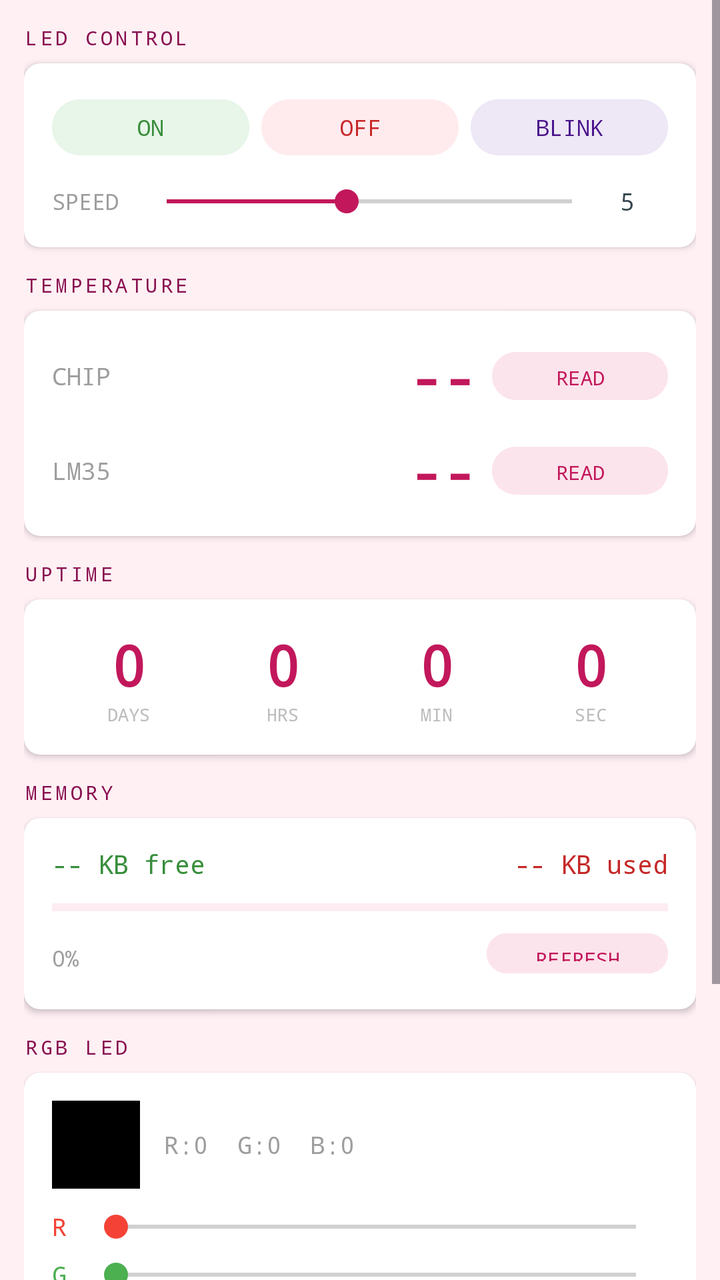
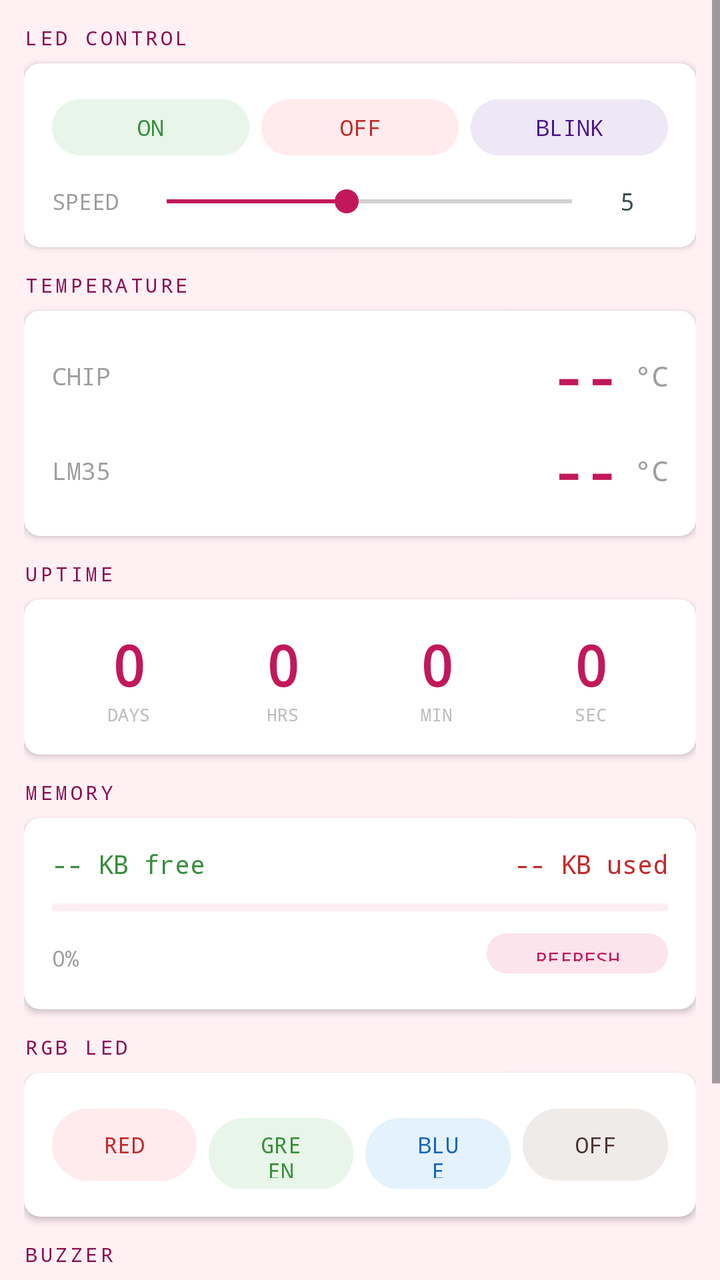

An Android layout rendered at two revisions. The XML below is the earlier revision; the diff shows what the commit changed to produce the second picture.
<!-- AndroidManifest.xml: application theme Theme.ESP32_valdymas -->
<!-- res/layout/fragment_dashboard.xml -->
<?xml version="1.0" encoding="utf-8"?>
<ScrollView xmlns:android="http://schemas.android.com/apk/res/android"
    xmlns:app="http://schemas.android.com/apk/res-auto"
    android:layout_width="match_parent" android:layout_height="match_parent"
    android:background="#FFF0F4">

    <LinearLayout android:layout_width="match_parent" android:layout_height="wrap_content"
        android:orientation="vertical" android:padding="12dp">

        
        <TextView android:layout_width="wrap_content" android:layout_height="wrap_content"
            android:text="LED CONTROL" android:textColor="#880E4F" android:textSize="10sp"
            android:fontFamily="monospace" android:letterSpacing="0.15" android:layout_marginBottom="6dp"/>

        <androidx.cardview.widget.CardView android:layout_width="match_parent"
            android:layout_height="wrap_content" android:layout_marginBottom="12dp"
            app:cardBackgroundColor="#FFFFFF" app:cardCornerRadius="8dp" app:cardElevation="2dp">
            <LinearLayout android:layout_width="match_parent" android:layout_height="wrap_content"
                android:orientation="vertical" android:padding="14dp">

                <LinearLayout android:layout_width="match_parent" android:layout_height="wrap_content"
                    android:orientation="horizontal" android:layout_marginBottom="10dp">
                    <Button android:id="@+id/bLedOn" android:layout_width="0dp"
                        android:layout_height="36dp" android:layout_weight="1" android:layout_marginEnd="6dp"
                        android:text="ON" android:textSize="11sp" android:fontFamily="monospace"
                        android:backgroundTint="#E8F5E9" android:textColor="#388E3C"/>
                    <Button android:id="@+id/bLedOff" android:layout_width="0dp"
                        android:layout_height="36dp" android:layout_weight="1" android:layout_marginEnd="6dp"
                        android:text="OFF" android:textSize="11sp" android:fontFamily="monospace"
                        android:backgroundTint="#FFEBEE" android:textColor="#C62828"/>
                    <Button android:id="@+id/bLedBlink" android:layout_width="0dp"
                        android:layout_height="36dp" android:layout_weight="1"
                        android:text="BLINK" android:textSize="11sp" android:fontFamily="monospace"
                        android:backgroundTint="#EDE7F6" android:textColor="#4A148C"/>
                </LinearLayout>

                <LinearLayout android:layout_width="match_parent" android:layout_height="wrap_content"
                    android:orientation="horizontal" android:gravity="center_vertical">
                    <TextView android:layout_width="wrap_content" android:layout_height="wrap_content"
                        android:text="SPEED" android:textColor="#9E9E9E" android:textSize="11sp"
                        android:fontFamily="monospace" android:layout_marginEnd="8dp"/>
                    <SeekBar android:id="@+id/seekBlinkSpeed" android:layout_width="0dp"
                        android:layout_height="wrap_content" android:layout_weight="1"
                        android:max="9" android:progress="4"
                        android:progressTint="#C2185B" android:thumbTint="#C2185B"
                        android:layout_marginEnd="8dp"/>
                    <TextView android:id="@+id/tvBlinkSpeed" android:layout_width="24dp"
                        android:layout_height="wrap_content" android:text="5"
                        android:textColor="#37474F" android:textSize="12sp" android:fontFamily="monospace"/>
                </LinearLayout>
            </LinearLayout>
        </androidx.cardview.widget.CardView>

        
        <TextView android:layout_width="wrap_content" android:layout_height="wrap_content"
            android:text="TEMPERATURE" android:textColor="#880E4F" android:textSize="10sp"
            android:fontFamily="monospace" android:letterSpacing="0.15" android:layout_marginBottom="6dp"/>

        <androidx.cardview.widget.CardView android:layout_width="match_parent"
            android:layout_height="wrap_content" android:layout_marginBottom="12dp"
            app:cardBackgroundColor="#FFFFFF" app:cardCornerRadius="8dp" app:cardElevation="2dp">
            <LinearLayout android:layout_width="match_parent" android:layout_height="wrap_content"
                android:orientation="vertical" android:padding="14dp">

                <LinearLayout android:layout_width="match_parent" android:layout_height="wrap_content"
                    android:orientation="horizontal" android:gravity="center_vertical"
                    android:layout_marginBottom="10dp">
                    <TextView android:layout_width="0dp" android:layout_height="wrap_content"
                        android:layout_weight="1" android:text="CHIP" android:textColor="#9E9E9E"
                        android:textSize="12sp" android:fontFamily="monospace"/>
                    <TextView android:id="@+id/tvChipTemp" android:layout_width="wrap_content"
                        android:layout_height="wrap_content" android:text="--"
                        android:textColor="#C2185B" android:textSize="28sp"
                        android:fontFamily="monospace" android:textStyle="bold"
                        android:layout_marginEnd="8dp"/>
                    <Button android:id="@+id/bReqChipTemp" android:layout_width="wrap_content"
                        android:layout_height="32dp" android:text="READ"
                        android:textSize="10sp" android:fontFamily="monospace"
                        android:backgroundTint="#FCE4EC" android:textColor="#C2185B"/>
                </LinearLayout>

                <LinearLayout android:layout_width="match_parent" android:layout_height="wrap_content"
                    android:orientation="horizontal" android:gravity="center_vertical">
                    <TextView android:layout_width="0dp" android:layout_height="wrap_content"
                        android:layout_weight="1" android:text="LM35" android:textColor="#9E9E9E"
                        android:textSize="12sp" android:fontFamily="monospace"/>
                    <TextView android:id="@+id/tvLm35Temp" android:layout_width="wrap_content"
                        android:layout_height="wrap_content" android:text="--"
                        android:textColor="#C2185B" android:textSize="28sp"
                        android:fontFamily="monospace" android:textStyle="bold"
                        android:layout_marginEnd="8dp"/>
                    <Button android:id="@+id/bReqLm35" android:layout_width="wrap_content"
                        android:layout_height="32dp" android:text="READ"
                        android:textSize="10sp" android:fontFamily="monospace"
                        android:backgroundTint="#FCE4EC" android:textColor="#C2185B"/>
                </LinearLayout>
            </LinearLayout>
        </androidx.cardview.widget.CardView>

        
        <TextView android:layout_width="wrap_content" android:layout_height="wrap_content"
            android:text="UPTIME" android:textColor="#880E4F" android:textSize="10sp"
            android:fontFamily="monospace" android:letterSpacing="0.15" android:layout_marginBottom="6dp"/>

        <androidx.cardview.widget.CardView android:layout_width="match_parent"
            android:layout_height="wrap_content" android:layout_marginBottom="12dp"
            app:cardBackgroundColor="#FFFFFF" app:cardCornerRadius="8dp" app:cardElevation="2dp">
            <LinearLayout android:layout_width="match_parent" android:layout_height="wrap_content"
                android:orientation="horizontal" android:padding="14dp" android:gravity="center">

                
                <LinearLayout android:layout_width="0dp" android:layout_height="wrap_content"
                    android:layout_weight="1" android:orientation="vertical" android:gravity="center">
                    <TextView android:id="@+id/tvUptimeDays" android:layout_width="wrap_content"
                        android:layout_height="wrap_content" android:text="0"
                        android:textColor="#C2185B" android:textSize="28sp"
                        android:fontFamily="monospace" android:textStyle="bold"/>
                    <TextView android:layout_width="wrap_content" android:layout_height="wrap_content"
                        android:text="DAYS" android:textColor="#BDBDBD" android:textSize="9sp" android:fontFamily="monospace"/>
                </LinearLayout>
                
                <LinearLayout android:layout_width="0dp" android:layout_height="wrap_content"
                    android:layout_weight="1" android:orientation="vertical" android:gravity="center">
                    <TextView android:id="@+id/tvUptimeHours" android:layout_width="wrap_content"
                        android:layout_height="wrap_content" android:text="0"
                        android:textColor="#C2185B" android:textSize="28sp"
                        android:fontFamily="monospace" android:textStyle="bold"/>
                    <TextView android:layout_width="wrap_content" android:layout_height="wrap_content"
                        android:text="HRS" android:textColor="#BDBDBD" android:textSize="9sp" android:fontFamily="monospace"/>
                </LinearLayout>
                
                <LinearLayout android:layout_width="0dp" android:layout_height="wrap_content"
                    android:layout_weight="1" android:orientation="vertical" android:gravity="center">
                    <TextView android:id="@+id/tvUptimeMinutes" android:layout_width="wrap_content"
                        android:layout_height="wrap_content" android:text="0"
                        android:textColor="#C2185B" android:textSize="28sp"
                        android:fontFamily="monospace" android:textStyle="bold"/>
                    <TextView android:layout_width="wrap_content" android:layout_height="wrap_content"
                        android:text="MIN" android:textColor="#BDBDBD" android:textSize="9sp" android:fontFamily="monospace"/>
                </LinearLayout>
                
                <LinearLayout android:layout_width="0dp" android:layout_height="wrap_content"
                    android:layout_weight="1" android:orientation="vertical" android:gravity="center">
                    <TextView android:id="@+id/tvUptimeSeconds" android:layout_width="wrap_content"
                        android:layout_height="wrap_content" android:text="0"
                        android:textColor="#C2185B" android:textSize="28sp"
                        android:fontFamily="monospace" android:textStyle="bold"/>
                    <TextView android:layout_width="wrap_content" android:layout_height="wrap_content"
                        android:text="SEC" android:textColor="#BDBDBD" android:textSize="9sp" android:fontFamily="monospace"/>
                </LinearLayout>
            </LinearLayout>
        </androidx.cardview.widget.CardView>

        
        <TextView android:layout_width="wrap_content" android:layout_height="wrap_content"
            android:text="MEMORY" android:textColor="#880E4F" android:textSize="10sp"
            android:fontFamily="monospace" android:letterSpacing="0.15" android:layout_marginBottom="6dp"/>

        <androidx.cardview.widget.CardView android:layout_width="match_parent"
            android:layout_height="wrap_content" android:layout_marginBottom="12dp"
            app:cardBackgroundColor="#FFFFFF" app:cardCornerRadius="8dp" app:cardElevation="2dp">
            <LinearLayout android:layout_width="match_parent" android:layout_height="wrap_content"
                android:orientation="vertical" android:padding="14dp">
                <LinearLayout android:layout_width="match_parent" android:layout_height="wrap_content"
                    android:orientation="horizontal" android:layout_marginBottom="8dp">
                    <TextView android:id="@+id/tvMemFree" android:layout_width="0dp"
                        android:layout_height="wrap_content" android:layout_weight="1"
                        android:text="-- KB free" android:textColor="#388E3C"
                        android:textSize="13sp" android:fontFamily="monospace"/>
                    <TextView android:id="@+id/tvMemUsed" android:layout_width="wrap_content"
                        android:layout_height="wrap_content" android:text="-- KB used"
                        android:textColor="#C62828" android:textSize="13sp" android:fontFamily="monospace"/>
                </LinearLayout>
                <ProgressBar android:id="@+id/progressMem"
                    style="?android:attr/progressBarStyleHorizontal"
                    android:layout_width="match_parent" android:layout_height="10dp"
                    android:max="100" android:progress="0"
                    android:progressTint="#C2185B" android:progressBackgroundTint="#F8BBD0"
                    android:layout_marginBottom="4dp"/>
                <LinearLayout android:layout_width="match_parent" android:layout_height="wrap_content"
                    android:orientation="horizontal">
                    <TextView android:id="@+id/tvMemPercent" android:layout_width="0dp"
                        android:layout_height="wrap_content" android:layout_weight="1"
                        android:text="0%" android:textColor="#9E9E9E"
                        android:textSize="11sp" android:fontFamily="monospace"/>
                    <Button android:id="@+id/bReqMem" android:layout_width="wrap_content"
                        android:layout_height="28dp" android:text="REFRESH"
                        android:textSize="10sp" android:fontFamily="monospace"
                        android:backgroundTint="#FCE4EC" android:textColor="#C2185B"/>
                </LinearLayout>
            </LinearLayout>
        </androidx.cardview.widget.CardView>

        
        <TextView android:layout_width="wrap_content" android:layout_height="wrap_content"
            android:text="RGB LED" android:textColor="#880E4F" android:textSize="10sp"
            android:fontFamily="monospace" android:letterSpacing="0.15" android:layout_marginBottom="6dp"/>

        <androidx.cardview.widget.CardView android:layout_width="match_parent"
            android:layout_height="wrap_content" android:layout_marginBottom="12dp"
            app:cardBackgroundColor="#FFFFFF" app:cardCornerRadius="8dp" app:cardElevation="2dp">
            <LinearLayout android:layout_width="match_parent" android:layout_height="wrap_content"
                android:orientation="vertical" android:padding="14dp">

                <LinearLayout android:layout_width="match_parent" android:layout_height="wrap_content"
                    android:orientation="horizontal" android:gravity="center_vertical"
                    android:layout_marginBottom="10dp">
                    <View android:id="@+id/viewRgbPreview" android:layout_width="44dp"
                        android:layout_height="44dp" android:background="#000000"
                        android:layout_marginEnd="12dp"/>
                    <TextView android:id="@+id/tvRgbVal" android:layout_width="wrap_content"
                        android:layout_height="wrap_content" android:text="R:0  G:0  B:0"
                        android:textColor="#9E9E9E" android:textSize="12sp" android:fontFamily="monospace"/>
                </LinearLayout>

                <LinearLayout android:layout_width="match_parent" android:layout_height="wrap_content"
                    android:orientation="horizontal" android:gravity="center_vertical" android:layout_marginBottom="6dp">
                    <TextView android:layout_width="16dp" android:layout_height="wrap_content"
                        android:text="R" android:textColor="#F44336" android:fontFamily="monospace" android:textSize="12sp"/>
                    <SeekBar android:id="@+id/seekR" android:layout_width="0dp"
                        android:layout_height="wrap_content" android:layout_weight="1"
                        android:max="255" android:progressTint="#F44336" android:thumbTint="#F44336"/>
                </LinearLayout>
                <LinearLayout android:layout_width="match_parent" android:layout_height="wrap_content"
                    android:orientation="horizontal" android:gravity="center_vertical" android:layout_marginBottom="6dp">
                    <TextView android:layout_width="16dp" android:layout_height="wrap_content"
                        android:text="G" android:textColor="#4CAF50" android:fontFamily="monospace" android:textSize="12sp"/>
                    <SeekBar android:id="@+id/seekG" android:layout_width="0dp"
                        android:layout_height="wrap_content" android:layout_weight="1"
                        android:max="255" android:progressTint="#4CAF50" android:thumbTint="#4CAF50"/>
                </LinearLayout>
                <LinearLayout android:layout_width="match_parent" android:layout_height="wrap_content"
                    android:orientation="horizontal" android:gravity="center_vertical">
                    <TextView android:layout_width="16dp" android:layout_height="wrap_content"
                        android:text="B" android:textColor="#2196F3" android:fontFamily="monospace" android:textSize="12sp"/>
                    <SeekBar android:id="@+id/seekB" android:layout_width="0dp"
                        android:layout_height="wrap_content" android:layout_weight="1"
                        android:max="255" android:progressTint="#2196F3" android:thumbTint="#2196F3"/>
                </LinearLayout>
            </LinearLayout>
        </androidx.cardview.widget.CardView>

        
        <TextView android:layout_width="wrap_content" android:layout_height="wrap_content"
            android:text="BUZZER" android:textColor="#880E4F" android:textSize="10sp"
            android:fontFamily="monospace" android:letterSpacing="0.15" android:layout_marginBottom="6dp"/>

        <LinearLayout android:layout_width="match_parent" android:layout_height="wrap_content"
            android:orientation="horizontal" android:layout_marginBottom="12dp">
            <Button android:id="@+id/bBeep" android:layout_width="0dp"
                android:layout_height="wrap_content" android:layout_weight="1"
                android:layout_marginEnd="6dp" android:text="BEEP"
                android:fontFamily="monospace" android:textSize="11sp"
                android:backgroundTint="#E3F2FD" android:textColor="#1565C0"/>
            <Button android:id="@+id/bAlarm" android:layout_width="0dp"
                android:layout_height="wrap_content" android:layout_weight="1"
                android:layout_marginEnd="6dp" android:text="ALARM"
                android:fontFamily="monospace" android:textSize="11sp"
                android:backgroundTint="#FFF3E0" android:textColor="#E65100"/>
            <Button android:id="@+id/bMute" android:layout_width="0dp"
                android:layout_height="wrap_content" android:layout_weight="1"
                android:text="MUTE" android:fontFamily="monospace" android:textSize="11sp"
                android:backgroundTint="#EFEBE9" android:textColor="#4E342E"/>
        </LinearLayout>

        
        <androidx.cardview.widget.CardView android:layout_width="match_parent"
            android:layout_height="wrap_content"
            app:cardBackgroundColor="#FFFFFF" app:cardCornerRadius="8dp" app:cardElevation="2dp">
            <TextView android:id="@+id/tvLastResponse" android:layout_width="match_parent"
                android:layout_height="wrap_content" android:padding="14dp"
                android:text="—" android:textColor="#BDBDBD"
                android:textSize="12sp" android:fontFamily="monospace"/>
        </androidx.cardview.widget.CardView>

    </LinearLayout>
</ScrollView>
<!-- resources referenced by this layout -->
<resources>
  <style name="Theme.ESP32_valdymas" parent="android:Theme.Material.Light.NoActionBar">
          
      </style>
</resources>

<!-- the commit's change to res/layout/fragment_dashboard.xml (unified diff, before → after) -->
@@ -17,7 +17,6 @@
             app:cardBackgroundColor="#FFFFFF" app:cardCornerRadius="8dp" app:cardElevation="2dp">
             <LinearLayout android:layout_width="match_parent" android:layout_height="wrap_content"
                 android:orientation="vertical" android:padding="14dp">
-
                 <LinearLayout android:layout_width="match_parent" android:layout_height="wrap_content"
                     android:orientation="horizontal" android:layout_marginBottom="10dp">
                     <Button android:id="@+id/bLedOn" android:layout_width="0dp"
@@ -33,7 +32,6 @@
                         android:text="BLINK" android:textSize="11sp" android:fontFamily="monospace"
                         android:backgroundTint="#EDE7F6" android:textColor="#4A148C"/>
                 </LinearLayout>
-
                 <LinearLayout android:layout_width="match_parent" android:layout_height="wrap_content"
                     android:orientation="horizontal" android:gravity="center_vertical">
                     <TextView android:layout_width="wrap_content" android:layout_height="wrap_content"
@@ -62,6 +60,7 @@
             <LinearLayout android:layout_width="match_parent" android:layout_height="wrap_content"
                 android:orientation="vertical" android:padding="14dp">
 
+                
                 <LinearLayout android:layout_width="match_parent" android:layout_height="wrap_content"
                     android:orientation="horizontal" android:gravity="center_vertical"
                     android:layout_marginBottom="10dp">
@@ -71,14 +70,13 @@
                     <TextView android:id="@+id/tvChipTemp" android:layout_width="wrap_content"
                         android:layout_height="wrap_content" android:text="--"
                         android:textColor="#C2185B" android:textSize="28sp"
-                        android:fontFamily="monospace" android:textStyle="bold"
-                        android:layout_marginEnd="8dp"/>
-                    <Button android:id="@+id/bReqChipTemp" android:layout_width="wrap_content"
-                        android:layout_height="32dp" android:text="READ"
-                        android:textSize="10sp" android:fontFamily="monospace"
-                        android:backgroundTint="#FCE4EC" android:textColor="#C2185B"/>
-                </LinearLayout>
-
+                        android:fontFamily="monospace" android:textStyle="bold"/>
+                    <TextView android:layout_width="wrap_content" android:layout_height="wrap_content"
+                        android:text=" °C" android:textColor="#9E9E9E" android:textSize="14sp"
+                        android:fontFamily="monospace"/>
+                </LinearLayout>
+
+                
                 <LinearLayout android:layout_width="match_parent" android:layout_height="wrap_content"
                     android:orientation="horizontal" android:gravity="center_vertical">
                     <TextView android:layout_width="0dp" android:layout_height="wrap_content"
@@ -87,12 +85,10 @@
                     <TextView android:id="@+id/tvLm35Temp" android:layout_width="wrap_content"
                         android:layout_height="wrap_content" android:text="--"
                         android:textColor="#C2185B" android:textSize="28sp"
-                        android:fontFamily="monospace" android:textStyle="bold"
-                        android:layout_marginEnd="8dp"/>
-                    <Button android:id="@+id/bReqLm35" android:layout_width="wrap_content"
-                        android:layout_height="32dp" android:text="READ"
-                        android:textSize="10sp" android:fontFamily="monospace"
-                        android:backgroundTint="#FCE4EC" android:textColor="#C2185B"/>
+                        android:fontFamily="monospace" android:textStyle="bold"/>
+                    <TextView android:layout_width="wrap_content" android:layout_height="wrap_content"
+                        android:text=" °C" android:textColor="#9E9E9E" android:textSize="14sp"
+                        android:fontFamily="monospace"/>
                 </LinearLayout>
             </LinearLayout>
         </androidx.cardview.widget.CardView>
@@ -107,8 +103,6 @@
             app:cardBackgroundColor="#FFFFFF" app:cardCornerRadius="8dp" app:cardElevation="2dp">
             <LinearLayout android:layout_width="match_parent" android:layout_height="wrap_content"
                 android:orientation="horizontal" android:padding="14dp" android:gravity="center">
-
-                
                 <LinearLayout android:layout_width="0dp" android:layout_height="wrap_content"
                     android:layout_weight="1" android:orientation="vertical" android:gravity="center">
                     <TextView android:id="@+id/tvUptimeDays" android:layout_width="wrap_content"
@@ -118,7 +112,6 @@
                     <TextView android:layout_width="wrap_content" android:layout_height="wrap_content"
                         android:text="DAYS" android:textColor="#BDBDBD" android:textSize="9sp" android:fontFamily="monospace"/>
                 </LinearLayout>
-                
                 <LinearLayout android:layout_width="0dp" android:layout_height="wrap_content"
                     android:layout_weight="1" android:orientation="vertical" android:gravity="center">
                     <TextView android:id="@+id/tvUptimeHours" android:layout_width="wrap_content"
@@ -128,7 +121,6 @@
                     <TextView android:layout_width="wrap_content" android:layout_height="wrap_content"
                         android:text="HRS" android:textColor="#BDBDBD" android:textSize="9sp" android:fontFamily="monospace"/>
                 </LinearLayout>
-                
                 <LinearLayout android:layout_width="0dp" android:layout_height="wrap_content"
                     android:layout_weight="1" android:orientation="vertical" android:gravity="center">
                     <TextView android:id="@+id/tvUptimeMinutes" android:layout_width="wrap_content"
@@ -138,7 +130,6 @@
                     <TextView android:layout_width="wrap_content" android:layout_height="wrap_content"
                         android:text="MIN" android:textColor="#BDBDBD" android:textSize="9sp" android:fontFamily="monospace"/>
                 </LinearLayout>
-                
                 <LinearLayout android:layout_width="0dp" android:layout_height="wrap_content"
                     android:layout_weight="1" android:orientation="vertical" android:gravity="center">
                     <TextView android:id="@+id/tvUptimeSeconds" android:layout_width="wrap_content"
@@ -200,43 +191,23 @@
             android:layout_height="wrap_content" android:layout_marginBottom="12dp"
             app:cardBackgroundColor="#FFFFFF" app:cardCornerRadius="8dp" app:cardElevation="2dp">
             <LinearLayout android:layout_width="match_parent" android:layout_height="wrap_content"
-                android:orientation="vertical" android:padding="14dp">
-
-                <LinearLayout android:layout_width="match_parent" android:layout_height="wrap_content"
-                    android:orientation="horizontal" android:gravity="center_vertical"
-                    android:layout_marginBottom="10dp">
-                    <View android:id="@+id/viewRgbPreview" android:layout_width="44dp"
-                        android:layout_height="44dp" android:background="#000000"
-                        android:layout_marginEnd="12dp"/>
-                    <TextView android:id="@+id/tvRgbVal" android:layout_width="wrap_content"
-                        android:layout_height="wrap_content" android:text="R:0  G:0  B:0"
-                        android:textColor="#9E9E9E" android:textSize="12sp" android:fontFamily="monospace"/>
-                </LinearLayout>
-
-                <LinearLayout android:layout_width="match_parent" android:layout_height="wrap_content"
-                    android:orientation="horizontal" android:gravity="center_vertical" android:layout_marginBottom="6dp">
-                    <TextView android:layout_width="16dp" android:layout_height="wrap_content"
-                        android:text="R" android:textColor="#F44336" android:fontFamily="monospace" android:textSize="12sp"/>
-                    <SeekBar android:id="@+id/seekR" android:layout_width="0dp"
-                        android:layout_height="wrap_content" android:layout_weight="1"
-                        android:max="255" android:progressTint="#F44336" android:thumbTint="#F44336"/>
-                </LinearLayout>
-                <LinearLayout android:layout_width="match_parent" android:layout_height="wrap_content"
-                    android:orientation="horizontal" android:gravity="center_vertical" android:layout_marginBottom="6dp">
-                    <TextView android:layout_width="16dp" android:layout_height="wrap_content"
-                        android:text="G" android:textColor="#4CAF50" android:fontFamily="monospace" android:textSize="12sp"/>
-                    <SeekBar android:id="@+id/seekG" android:layout_width="0dp"
-                        android:layout_height="wrap_content" android:layout_weight="1"
-                        android:max="255" android:progressTint="#4CAF50" android:thumbTint="#4CAF50"/>
-                </LinearLayout>
-                <LinearLayout android:layout_width="match_parent" android:layout_height="wrap_content"
-                    android:orientation="horizontal" android:gravity="center_vertical">
-                    <TextView android:layout_width="16dp" android:layout_height="wrap_content"
-                        android:text="B" android:textColor="#2196F3" android:fontFamily="monospace" android:textSize="12sp"/>
-                    <SeekBar android:id="@+id/seekB" android:layout_width="0dp"
-                        android:layout_height="wrap_content" android:layout_weight="1"
-                        android:max="255" android:progressTint="#2196F3" android:thumbTint="#2196F3"/>
-                </LinearLayout>
+                android:orientation="horizontal" android:padding="14dp">
+                <Button android:id="@+id/bRgbRed" android:layout_width="0dp"
+                    android:layout_height="44dp" android:layout_weight="1" android:layout_marginEnd="6dp"
+                    android:text="RED" android:textSize="11sp" android:fontFamily="monospace"
+                    android:backgroundTint="#FFEBEE" android:textColor="#C62828"/>
+                <Button android:id="@+id/bRgbGreen" android:layout_width="0dp"
+                    android:layout_height="44dp" android:layout_weight="1" android:layout_marginEnd="6dp"
+                    android:text="GREEN" android:textSize="11sp" android:fontFamily="monospace"
+                    android:backgroundTint="#E8F5E9" android:textColor="#388E3C"/>
+                <Button android:id="@+id/bRgbBlue" android:layout_width="0dp"
+                    android:layout_height="44dp" android:layout_weight="1" android:layout_marginEnd="6dp"
+                    android:text="BLUE" android:textSize="11sp" android:fontFamily="monospace"
+                    android:backgroundTint="#E3F2FD" android:textColor="#1565C0"/>
+                <Button android:id="@+id/bRgbOff" android:layout_width="0dp"
+                    android:layout_height="44dp" android:layout_weight="1"
+                    android:text="OFF" android:textSize="11sp" android:fontFamily="monospace"
+                    android:backgroundTint="#EFEBE9" android:textColor="#4E342E"/>
             </LinearLayout>
         </androidx.cardview.widget.CardView>
 
